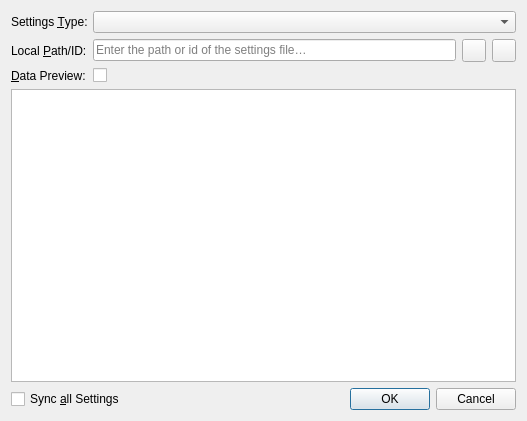
Skycoder42/Conflip, file conflip/editsettingsobjectdialog.ui: the form before one commit.
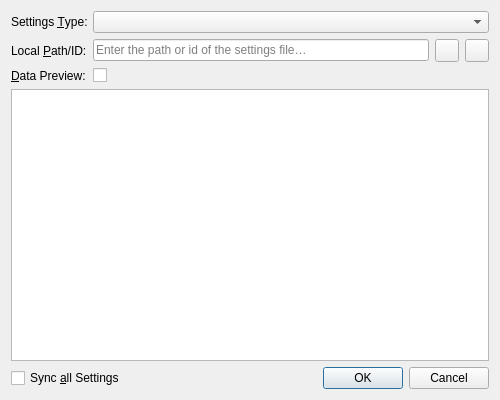
The form after the commit. Icons and pictures are not drawn.

```diff
--- a/conflip/editsettingsobjectdialog.ui
+++ b/conflip/editsettingsobjectdialog.ui
@@ -6,8 +6,8 @@
    <rect>
     <x>0</x>
     <y>0</y>
-    <width>527</width>
-    <height>421</height>
+    <width>500</width>
+    <height>400</height>
    </rect>
   </property>
   <property name="windowTitle">
```
